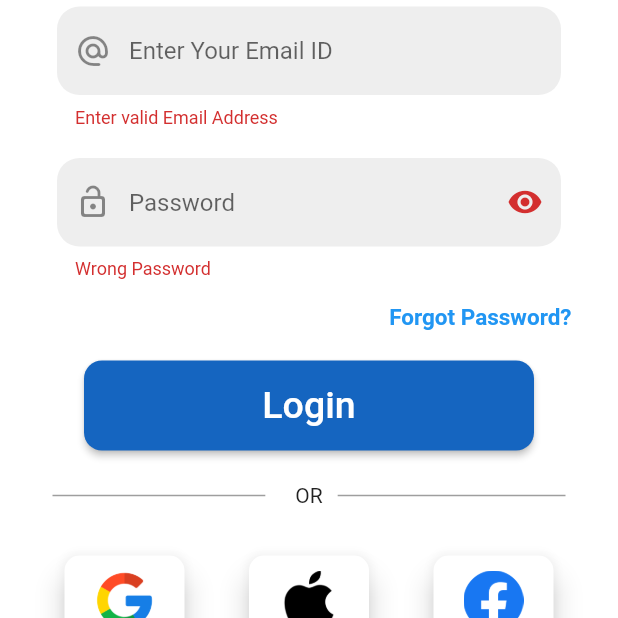
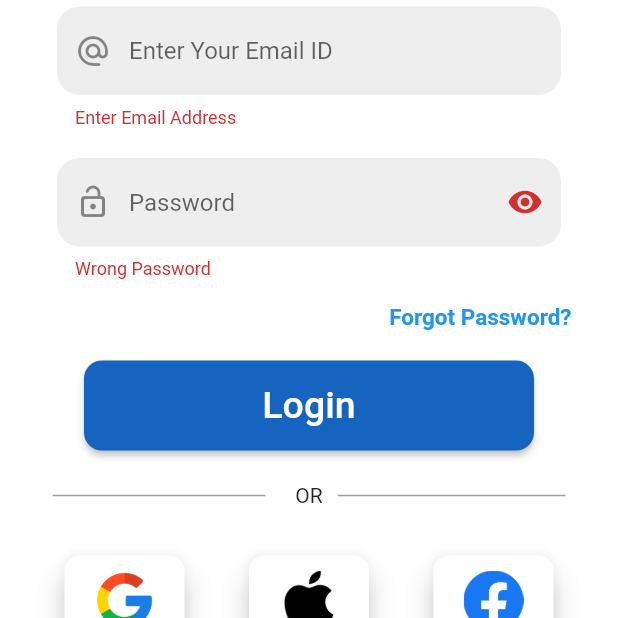
Before and after one commit to nitin7011/Login, a Flutter app: the MyHomePage screen opened directly, after a tap on "Login", on a phone screen of 412 x 824 dp, the part 454-1072 px from its top. Run offline on Flutter 3.47's test engine with Material 2 defaults, Android fonts, the phone set to English and light mode, and no system bars; drawn by our look-alikes of cached_network_image; our stand-ins replace dio, firebase_auth, firebase_core, get, google_sign_in, image_picker and 4 more; accounts and stored records are empty; network calls fail.

Commit message:
initial commit

```diff
--- a/lib/view/Login_page.dart
+++ b/lib/view/Login_page.dart
@@ -92,7 +92,7 @@ class _MyHomePageState extends State<MyHomePage> {
                             !RegExp(r'^[\w-\.]+@([\w-]+\.)+[\w-]{2,4}$')
                                 .hasMatch(value)) {
                           //allow upper and lower case alphabets and space
-                          return "Enter valid Email Address";
+                          return "Enter Email Address";
                         } else {
                           return null;
                         }
```
